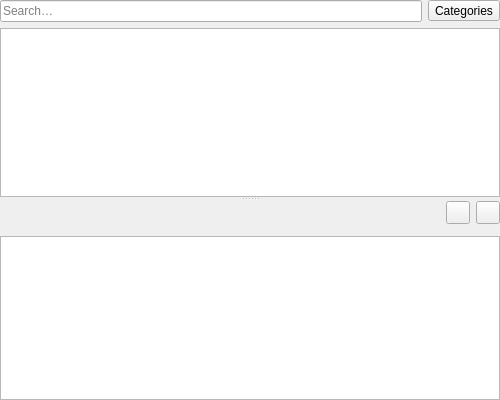
OtterBrowser/otter-browser, file src/modules/windows/feeds/FeedsContentsWidget.ui: the form before one commit.
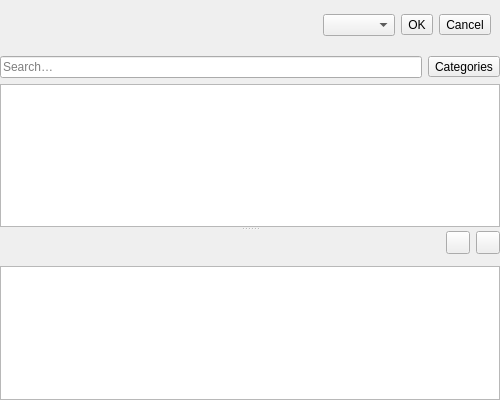
The form after the commit. The open tabs and pages were chosen to show the change. Custom widgets are drawn as their Qt base class.

Commit message: Ask to subscribe feed if needed, references #1415

```diff
--- a/src/modules/windows/feeds/FeedsContentsWidget.ui
+++ b/src/modules/windows/feeds/FeedsContentsWidget.ui
@@ -84,6 +84,61 @@
        <property name="bottomMargin">
         <number>0</number>
        </property>
+       <item>
+        <widget class="QWidget" name="subscribeFeedWidget" native="true">
+         <layout class="QHBoxLayout" name="horizontalLayout">
+          <item>
+           <widget class="QLabel" name="iconLabel">
+            <property name="sizePolicy">
+             <sizepolicy hsizetype="Fixed" vsizetype="Fixed">
+              <horstretch>32</horstretch>
+              <verstretch>32</verstretch>
+             </sizepolicy>
+            </property>
+            <property name="minimumSize">
+             <size>
+              <width>32</width>
+              <height>32</height>
+             </size>
+            </property>
+           </widget>
+          </item>
+          <item>
+           <widget class="QLabel" name="messageLabel"/>
+          </item>
+          <item>
+           <spacer name="horizontalSpacer">
+            <property name="orientation">
+             <enum>Qt::Horizontal</enum>
+            </property>
+            <property name="sizeHint" stdset="0">
+             <size>
+              <width>169</width>
+              <height>0</height>
+             </size>
+            </property>
+           </spacer>
+          </item>
+          <item>
+           <widget class="QComboBox" name="applicationComboBox"/>
+          </item>
+          <item>
+           <widget class="QToolButton" name="okButton">
+            <property name="text">
+             <string>OK</string>
+            </property>
+           </widget>
+          </item>
+          <item>
+           <widget class="QToolButton" name="cancelButton">
+            <property name="text">
+             <string>Cancel</string>
+            </property>
+           </widget>
+          </item>
+         </layout>
+        </widget>
+       </item>
        <item>
         <layout class="QHBoxLayout" name="headerLayout">
          <item>
```
Left out of the diff: 2 changed lines with no effect on the pictures. The commit also changes 2 other files.
